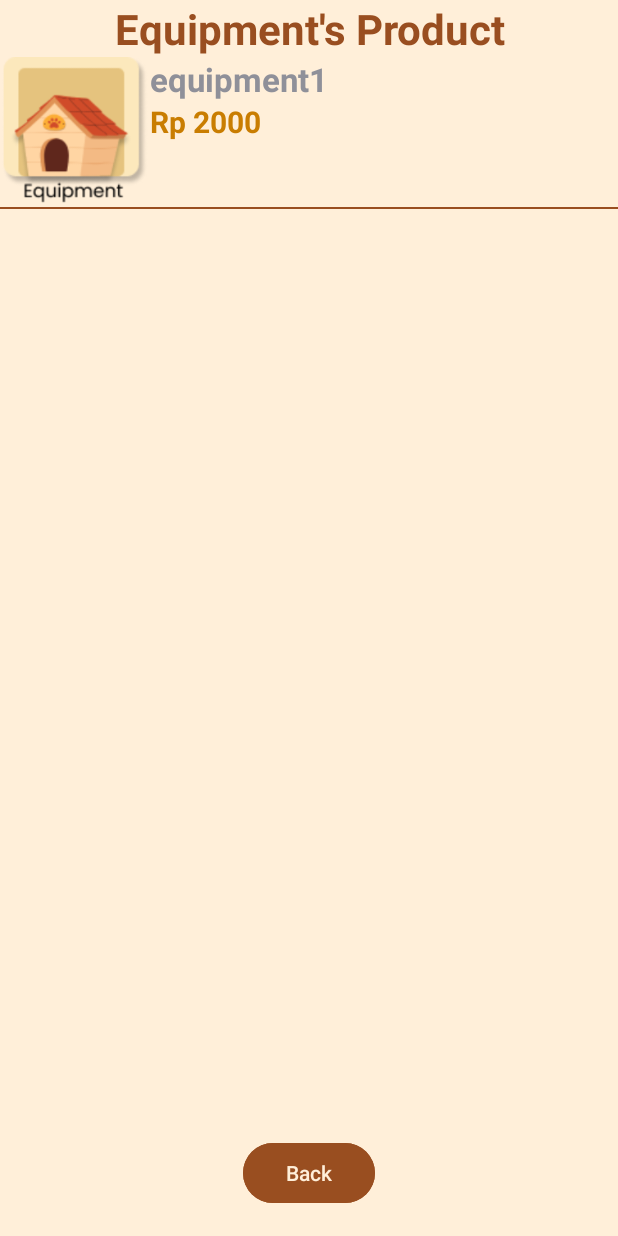
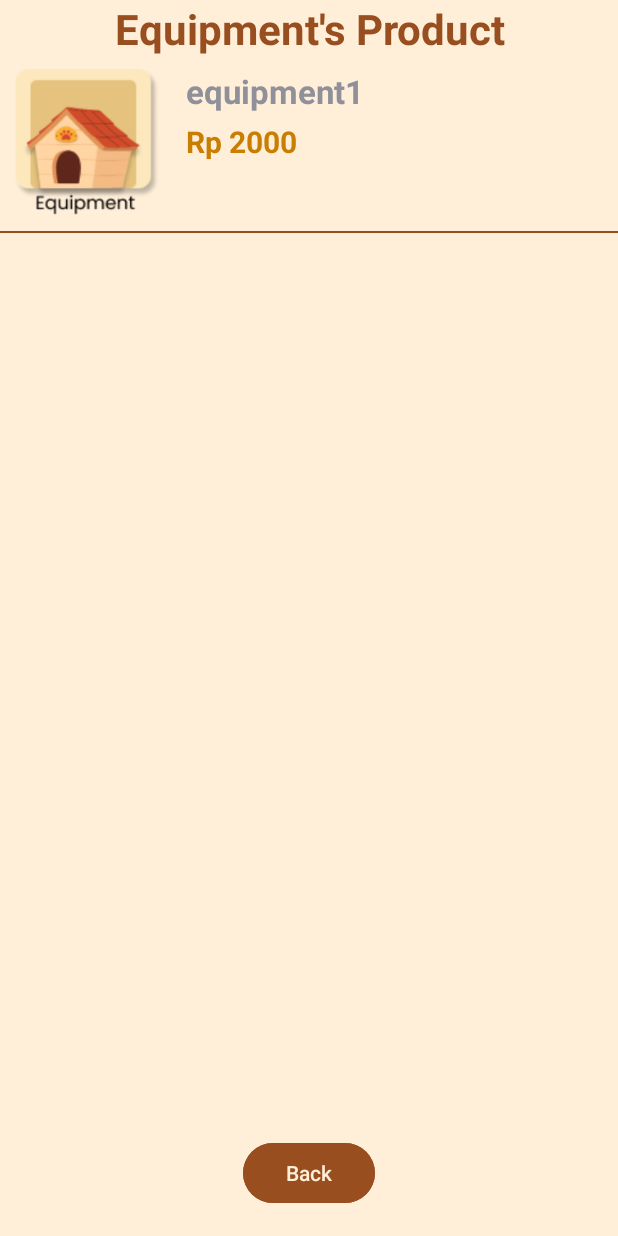
Before and after one commit to StevanRevalino/Pawfect_Purrchase, an Android app: the EquipmentList screen opened directly, with no data from a screen before it, on a phone screen of 412 x 824 dp. Run offline under Robolectric (Android 15) with nearby library versions, the phone set to English and light mode, and no system bars.

Commit message:
edit penempatan sedikit di product list

```diff
--- a/app/src/main/res/layout/product_list.xml
+++ b/app/src/main/res/layout/product_list.xml
@@ -7,12 +7,14 @@
     <ImageView
         android:layout_width="100dp"
         android:layout_height="100dp"
-        android:id="@+id/productImg"/>
+        android:id="@+id/productImg"
+        android:layout_margin="8dp"/>
 
     <LinearLayout
         android:layout_width="wrap_content"
         android:layout_height="wrap_content"
-        android:orientation="vertical">
+        android:orientation="vertical"
+        android:layout_margin="8dp">
 
         <TextView
             android:layout_width="wrap_content"
@@ -29,7 +31,8 @@
             android:text="Product's Price"
             android:textSize="20dp"
             android:textStyle="bold"
-            android:textColor="#C97D01"/>
+            android:textColor="#C97D01"
+            android:layout_marginTop="5dp"/>
 
 
     </LinearLayout>
```
